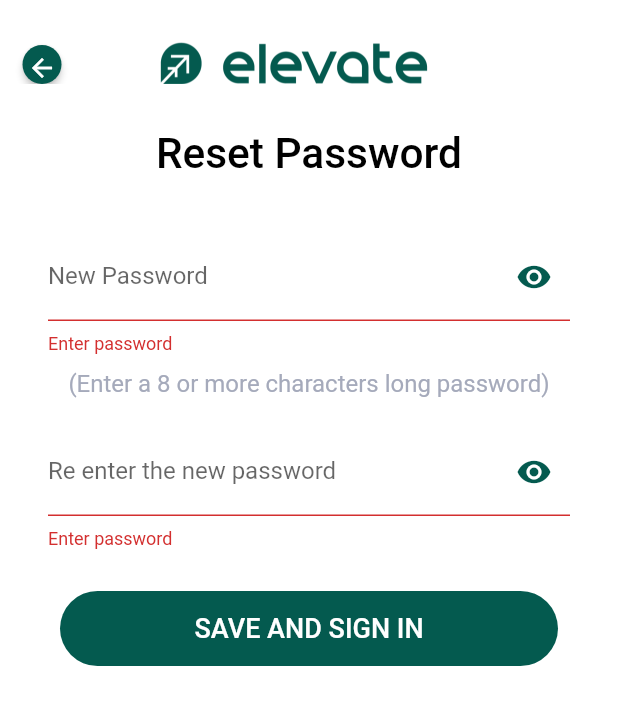
After one commit to ZEAPP360/Sahan-Elevate-App, a Flutter app: the ForgotResetPassword screen opened directly, after a tap on "SAVE AND SIGN IN", on a phone screen of 412 x 824 dp. The commit adds this screen. Shown: the top 705 px of the screen. Run offline on Flutter 3.47's test engine with Material 2 defaults, Android fonts, the phone set to English and light mode, and no system bars; our stand-ins replace animated_text_kit, email_validator, shared_preferences; accounts and stored records are empty.

Commit message:
29/03/2023 | Zaryab Alam

```diff
--- a/lib/Screens/all_sub.dart
+++ b/lib/Screens/all_sub.dart
@@ -7,7 +7,7 @@ import 'package:learnerapp/Screens/user_subject.dart';
 import '../Services/allsub_api.dart';
 import '../Services/home_api.dart';
 import 'login_screen.dart';
-import 'myprofile2.dart';
+import 'profile_page.dart';
 
 class MainHomePage extends StatefulWidget {
     String? allsubtoken;
--- a/lib/Screens/profile.dart
+++ b/lib/Screens/edit_profile.dart
@@ -6,7 +6,7 @@ import 'package:learnerapp/Screens/user_subject.dart';
 import 'package:learnerapp/Utilities/routes.dart';
 import 'package:http/http.dart' as http;
 import '../Services/editprofile_api.dart';
-import 'myprofile2.dart';
+import 'profile_page.dart';
 
 // ignore: must_be_immutable
 class MyProfile extends StatefulWidget {
--- a/lib/Screens/module_subjects.dart
+++ b/lib/Screens/module_subjects.dart
@@ -2,11 +2,11 @@ import 'dart:convert';
 import 'package:flutter/material.dart';
 import 'package:http/http.dart' as http;
 import 'package:learnerapp/Screens/login_screen.dart';
-import 'package:learnerapp/Screens/profile.dart';
+import 'package:learnerapp/Screens/edit_profile.dart';
 import 'package:learnerapp/Screens/topicsuser.dart';
 import '../Services/allsub_api.dart';
 import '../Services/module_by_sub.dart';
-import 'myprofile2.dart';
+import 'profile_page.dart';
 
 // ignore: must_be_immutable
 class ModuleByUser extends StatefulWidget {
--- a/lib/Screens/otpverification.dart
+++ b/lib/Screens/otpverification.dart
@@ -178,7 +178,7 @@ class _LoginScreenState extends State<OtpVerification> {
                             onPressed: (() {
                               Navigator.pushNamed(
                                 context,
-                                MyRoutes.resetpassword,
+                                MyRoutes.question,
                               );
                             }),
                             child: const Text(
--- a/lib/Screens/myprofile2.dart
+++ b/lib/Screens/profile_page.dart
@@ -1,11 +1,11 @@
 import 'dart:convert';
 import 'package:flutter/material.dart';
-import 'package:learnerapp/Screens/resetpassword.dart';
+import 'package:learnerapp/Screens/reset_password.dart';
 import 'package:learnerapp/Services/view_profile.dart';
 import 'package:http/http.dart' as http;
 
 import 'login_screen.dart';
-import 'profile.dart';
+import 'edit_profile.dart';
 
 class Profile2 extends StatefulWidget {
   String? token4;
@@ -404,7 +404,7 @@ class _Profile2State extends State<Profile2> {
                                     height: 8,
                                   ),
                                   Text(
-                                    'SELECT SUUBJECT',
+                                    'SELECT SUBJECT',
                                     style: TextStyle(
                                         color: Colors.white, fontSize: 12),
                                   ),
--- /dev/null
+++ b/lib/Screens/reset_forgot_password.dart
@@ -0,0 +1,330 @@
+import 'dart:convert';
+import 'package:flutter/material.dart';
+import 'package:learnerapp/Utilities/routes.dart';
+import 'package:http/http.dart' as http;
+import '../Services/resetpass_api.dart';
+import 'profile_page.dart';
+
+// ignore: must_be_immutable
+class ForgotResetPassword extends StatefulWidget {
+  String? token5;
+
+  ForgotResetPassword({this.token5, super.key});
+
+  @override
+  // ignore: no_logic_in_create_state
+  State<ForgotResetPassword> createState() => _ForgotResetPasswordState(token5);
+}
+
+class _ForgotResetPasswordState extends State<ForgotResetPassword> {
+  String? token5;
+  _ForgotResetPasswordState(this.token5);
+
+  bool _isObscure = true;
+  bool _isObscure2 = true;
+  bool visible = false;
+  bool isValidForm = false;
+  String? password;
+  String? confirmPassword;
+
+  final pass1 = TextEditingController();
+  final pass2 = TextEditingController();
+  final _formkey = GlobalKey<FormState>();
+
+  // ignore: annotate_overrides
+  // void initState() {
+  //   super.initState();
+  //   getReset();
+  // }
+
+  Future<Reset> getReset() async {
+    var params = {"token": "$token5"};
+    var response1 = await http.post(
+        Uri.parse(
+          'http://fca.systemiial.com/api/reset-password',
+        ),
+        body: {
+          'password': pass2.text,
+          'token': token5.toString(),
+        });
+
+    var client = http.Client();
+    print(response1.body);
+    var data = jsonDecode(response1.body.toString());
+
+    print("Reset Password token recieved:   $token5");
+    if (response1.statusCode == 200) {
+      return Reset.fromJson(data);
+    } else {
+      return Reset.fromJson(data);
+    }
+  }
+
+  @override
+  Widget build(BuildContext context) {
+    return Scaffold(
+      appBar: AppBar(
+        leading: Padding(
+          padding: const EdgeInsets.only(top: 30),
+          child: MaterialButton(
+            minWidth: 2,
+            shape: const CircleBorder(),
+            color: Color(0xFF045a4f),
+            padding: const EdgeInsets.all(5),
+            onPressed: () {
+              // Navigator.pushNamed(
+              //     context,
+              //     MyRoutes.waiting,
+              //   );
+              Navigator.pop(context);
+            },
+            child: Center(
+              child: Icon(
+                Icons.arrow_back,
+                size: 20,
+                color: Colors.white,
+              ),
+            ),
+          ),
+        ),
+
+        title: Padding(
+          padding: const EdgeInsets.only(top: 30, right: 20),
+          child: Image.asset(
+            'images/elevatelogo.png',
+            height: 230,
+            width: 200,
+          ),
+        ),
+        centerTitle: true,
+        elevation: 0,
+        backgroundColor: Colors.white,
+        // actions: [
+        //   Padding(
+        //     padding: const EdgeInsets.only(right: 48),
+        //     child: Icon(
+        //       Icons.menu,
+        //       size: 40,
+        //       color: const Color(0xFF045a4f),
+        //     ),
+        //   ),
+        // ],
+      ),
+      backgroundColor: Colors.white,
+      body: SafeArea(
+        child: GestureDetector(
+          onTap: () {
+            FocusManager.instance.primaryFocus?.unfocus();
+          },
+          child: SingleChildScrollView(
+            child: Center(
+              child: Column(
+                mainAxisAlignment: MainAxisAlignment.center,
+                crossAxisAlignment: CrossAxisAlignment.center,
+                children: [
+                  const SizedBox(
+                    height: 30,
+                  ),
+                  // SizedBox(
+                  //   height: 40,
+                  // ),
+                  const Text(
+                    'Reset Password',
+                    style: TextStyle(
+                      color: Colors.black,
+                      fontSize: 28.26,
+                      // fontStyle: FontStyle.italic,
+                      // fontFamily: 'Times New Roman',
+                      fontWeight: FontWeight.w500,
+                    ),
+                  ),
+
+                  const SizedBox(
+                    height: 20,
+                  ),
+                  Padding(
+                    padding: const EdgeInsets.symmetric(
+                      vertical: 16,
+                      horizontal: 32,
+                    ),
+                    child: Form(
+                      key: _formkey,
+                      child: Column(
+                        children: [
+                          // Note: Same code is applied for the TextFormField as well
+                          ///////////////////////////////////////////////////////////////////////////////////////////////////////////
+                          //////////////////////////////////////////////////////////////////////////////////////////////////////////
+                          TextFormField(
+                            obscureText: _isObscure,
+                            controller: pass1,
+                            decoration: InputDecoration(
+                                suffixIcon: IconButton(
+                                    color: const Color(0xFF045a4f),
+                                    icon: Icon(_isObscure
+                                        ? Icons.visibility
+                                        : Icons.visibility_off),
+                                    onPressed: () {
+                                      setState(() {
+                                        _isObscure = !_isObscure;
+                                      });
+                                    }),
+                                hintText: 'New Password',
+                                labelText: 'New Password',
+                                // Set border for enabled state (default)
+                                enabledBorder: OutlineInputBorder(
+                                  borderSide: const BorderSide(
+                                    width: 3,
+                                    color: Color(0xFFDFE9E8),
+                                  ),
+                                  borderRadius: BorderRadius.circular(15),
+                                ),
+                                // Set border for focused state
+                                focusedBorder: OutlineInputBorder(
+                                  borderSide: const BorderSide(
+                                    width: 3,
+                                    color: Color(0xFFDFE9E8),
+                                  ),
+                                  borderRadius: BorderRadius.circular(15),
+                                )),
+                            validator: (inputValue) {
+                              // inputValue=password;
+                              if (inputValue!.isEmpty) {
+                                return "Enter password";
+                              } else if (inputValue.length < 8) {
+                                return "Enter at least 8 letters";
+                              }
+                              // else if (pass1 != pass2)
+                              // {
+                              //   return "Password doesnt match";
+                              // }
+                              return null;
+                            },
+                          ),
+                          const SizedBox(
+                            height: 10,
+                          ),
+                          Container(
+                            child: const Text(
+                              '(Enter a 8 or more characters long password)',
+                              style: TextStyle(
+                                fontSize: 16,
+                                color: Color(0xffA5AABB),
+                              ),
+                            ),
+                          ),
+                          const SizedBox(
+                            height: 20,
+                          ),
+                          ///////////////////////////////////////////////////////////////////////////////////////////////////////////
+                          //////////////////////////////////////////////////////////////////////////////////////////////////////////
+                          TextFormField(
+                            obscureText: _isObscure2,
+                            controller: pass2,
+                            decoration: InputDecoration(
+                                suffixIcon: IconButton(
+                                    color: const Color(0xFF045a4f),
+                                    icon: Icon(_isObscure2
+                                        ? Icons.visibility
+                                        : Icons.visibility_off),
+                                    onPressed: () {
+                                      setState(() {
+                                        _isObscure2 = !_isObscure2;
+                                      });
+                                    }),
+                                hintText: 'Re enter the new password',
+                                labelText: 'Re enter the new password',
+                                // Set border for enabled state (default)
+                                enabledBorder: OutlineInputBorder(
+                                  borderSide: const BorderSide(
+                                    width: 3,
+                                    color: Color(0xFFDFE9E8),
+                                  ),
+                                  borderRadius: BorderRadius.circular(15),
+                                ),
+                                // Set border for focused state
+                                focusedBorder: OutlineInputBorder(
+                                  borderSide: const BorderSide(
+                                    width: 3,
+                                    color: Color(0xFFDFE9E8),
+                                  ),
+                                  borderRadius: BorderRadius.circular(15),
+                                )),
+                            validator: (inputValue) {
+                              // inputValue=confirmPassword;
+                              if (inputValue!.isEmpty) {
+                                return "Enter password";
+                              } else if (inputValue.length < 8) {
+                                return "Enter at least 8 letters";
+                              } else if (pass1.text != pass2.text) {
+                                print("This is Password: ${pass1.text}");
+                                print(
+                                    "This is Password Confirm: ${pass2.text}");
+                                print("Password doesnt match");
+                                return "Password does not match";
+                              }
+                              return null;
+                            },
+                          ),
+                          const SizedBox(
+                            height: 20.0,
+                          ),
+
+                          // Text("Tokennnn $token5"),
+                          //////////////////////////////////////////////////////////////////////////////////////////////////////////////////
+                          /////////////////////////////////////////////////////////////////////////////////////////////////////////////////
+                          TextButton(
+                            onPressed: () {
+                              if (_formkey.currentState!.validate()) {
+                                setState(() {
+                                  isValidForm = true;
+                                });
+                                // Navigator.pushNamed(context, MyRoutes.otpVerification);
+                                getReset();
+                                Navigator.push(
+                                  context,
+                                  MaterialPageRoute(
+                                      builder: (context) => Profile2(token4: token5)),
+                                );
+                                const snackBar = SnackBar(
+                                    content: Text("Password Changed!"));
+                                ScaffoldMessenger.of(context)
+                                    .showSnackBar(snackBar);
+                              } else {
+                                setState(() {
+                                  isValidForm = false;
+                                });
+                              }
+                            },
+                            // onPressed: (() {
+                            //   Navigator.pushNamed(context, MyRoutes.otpVerification);
+                            // }),
+                            child: Container(
+                              alignment: Alignment.center,
+                              width: 400,
+                              height: 50,
+                              child: Text(
+                                'SAVE AND SIGN IN',
+                                style: TextStyle(
+                                  fontSize: 18,
+                                  color: Colors.white,
+                                ),
+                              ),
+                              decoration: BoxDecoration(
+                                color: Color(0xFF045a4f),
+                                borderRadius: BorderRadius.circular(25),
+                              ),
+                            ),
+                          ),
+                        ],
+                      ),
+                    ),
+                  ),
+                ],
+              ),
+            ),
+          ),
+        ),
+      ),
+    );
+  }
+}
--- a/lib/Screens/resetpassword.dart
+++ b/lib/Screens/reset_password.dart
@@ -3,7 +3,7 @@ import 'package:flutter/material.dart';
 import 'package:learnerapp/Utilities/routes.dart';
 import 'package:http/http.dart' as http;
 import '../Services/resetpass_api.dart';
-import 'myprofile2.dart';
+import 'profile_page.dart';
 
 // ignore: must_be_immutable
 class ResetPassword extends StatefulWidget {
--- a/lib/Screens/topicsuser.dart
+++ b/lib/Screens/topicsuser.dart
@@ -2,11 +2,11 @@ import 'dart:convert';
 import 'package:flutter/material.dart';
 import 'package:http/http.dart' as http;
 import 'package:learnerapp/Screens/login_screen.dart';
-import 'package:learnerapp/Screens/profile.dart';
+import 'package:learnerapp/Screens/edit_profile.dart';
 import 'package:learnerapp/Services/topicbyusermodel.dart';
 import '../Services/allsub_api.dart';
 import '../Services/module_by_sub.dart';
-import 'myprofile2.dart';
+import 'profile_page.dart';
 
 // ignore: must_be_immutable
 class TopicByUser extends StatefulWidget {
--- a/lib/Screens/user_subject.dart
+++ b/lib/Screens/user_subject.dart
@@ -2,12 +2,12 @@ import 'dart:convert';
 import 'package:flutter/material.dart';
 import 'package:http/http.dart' as http;
 import 'package:learnerapp/Screens/login_screen.dart';
-import 'package:learnerapp/Screens/profile.dart';
+import 'package:learnerapp/Screens/edit_profile.dart';
 import '../Services/allsub_api.dart';
 import '../Services/sub_user.dart';
 import 'all_sub.dart';
 import 'module_subjects.dart';
-import 'myprofile2.dart';
+import 'profile_page.dart';
 
 // ignore: must_be_immutable
 class MainHomePage2 extends StatefulWidget {
--- a/lib/main.dart
+++ b/lib/main.dart
@@ -2,9 +2,9 @@ import 'package:flutter/material.dart';
 import 'package:learnerapp/Screens/forgot_password.dart';
 import 'package:learnerapp/Screens/login_screen.dart';
 import 'package:learnerapp/Screens/otpverification.dart';
-import 'package:learnerapp/Screens/profile.dart';
+import 'package:learnerapp/Screens/edit_profile.dart';
 import 'package:learnerapp/Screens/questiion.dart';
-import 'package:learnerapp/Screens/resetpassword.dart';
+import 'package:learnerapp/Screens/reset_password.dart';
 import 'package:learnerapp/Screens/showanswer.dart';
 import 'package:learnerapp/Screens/signup.dart';
 import 'package:learnerapp/Screens/waitingpage.dart';
```
Also changed, not shown: lib/Screens/forgot_password.dart (+70 -59 lines), lib/Screens/login_screen.dart (+8 -9 lines), lib/Screens/questiion.dart (+6 -1 lines), lib/Screens/forgot_pass_reset.dart (deleted).
